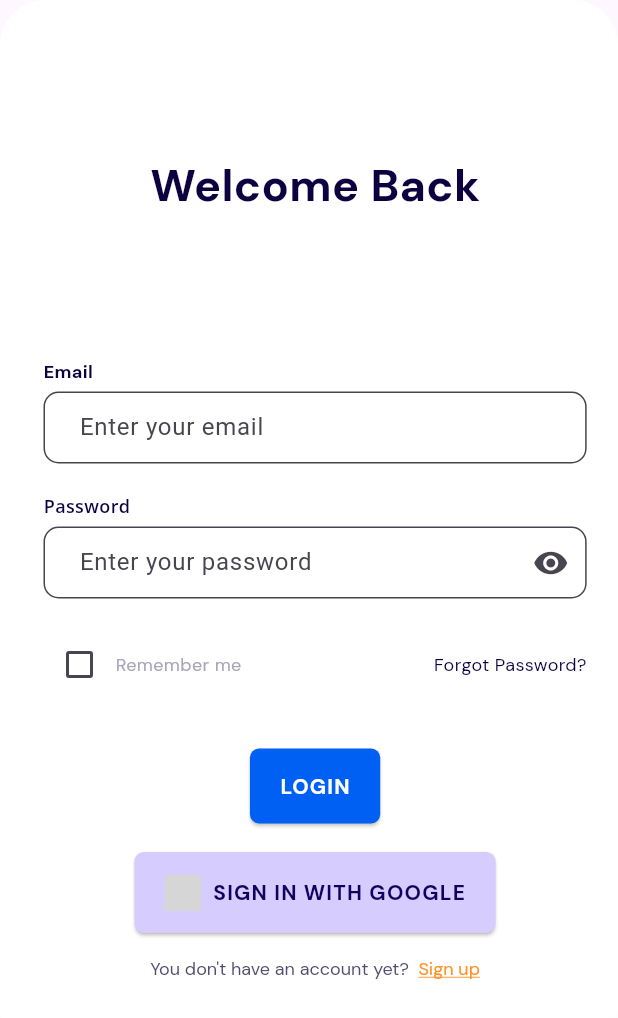
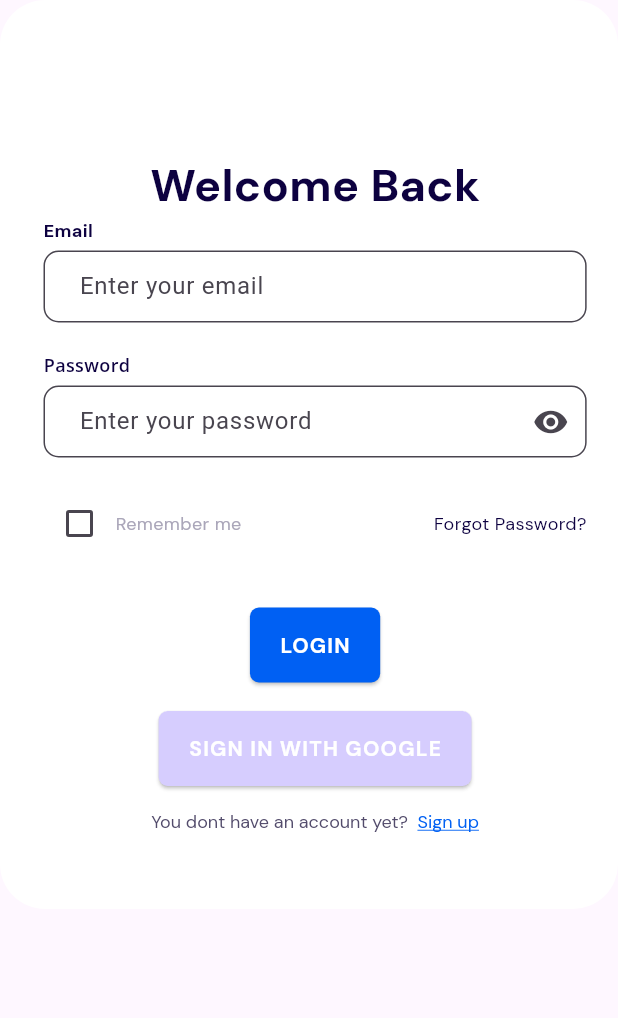
Before and after one commit to Hermankate/group7zrepo, a Flutter app: the SignInPage screen opened directly, on a phone screen of 412 x 824 dp. Shown: the top 1018 px of the screen. Run offline on Flutter 3.47's test engine with Material 3 defaults, Android fonts, the phone set to English and light mode, and no system bars; our stand-ins replace cloud_firestore, firebase_auth, firebase_core, firebase_messaging, flutter_svg, font_awesome_flutter and 3 more; missing offline and left inert: .dart, googleapis; accounts and stored records are empty; project files that could hold a hidden picture were left out; key blocks and very long unbroken strings in the code were emptied for the run; grey boxes are pictures that could not be loaded.

Commit message:
working on ux

```diff
--- a/lib/pages/auth/forgot_password.dart
+++ b/lib/pages/auth/forgot_password.dart
@@ -1,3 +1,4 @@
+import 'package:cjb/pages/auth/sign_in_page.dart';
 import 'package:flutter/material.dart';
 import 'dart:ui';
 import 'package:flutter_svg/flutter_svg.dart';
@@ -137,7 +138,11 @@ class _ForgotPasswordState extends State<ForgotPassword> {
                 child: TextButton(
                   onPressed: () {
                     // Navigate back to login
-                    Navigator.pop(context);
+                    Navigator.push(
+                        context,
+                        MaterialPageRoute(
+                          builder: (context) => SignInPage(),
+                        ));
                   },
                   style: TextButton.styleFrom(
                     padding: EdgeInsets.symmetric(vertical: 17),
--- a/lib/pages/auth/sign_in_page.dart
+++ b/lib/pages/auth/sign_in_page.dart
@@ -427,6 +427,10 @@ class _SignInPageState extends State<SignInPage> {
             child: Column(
               crossAxisAlignment: CrossAxisAlignment.center,
               children: [
+                // Container(
+                //     width: 200,
+                //     height: 200,
+                //     child: Image.asset('assets/logo_icon.png')),
                 Text(
                   'Welcome Back',
                   style: GoogleFonts.dmSans(
@@ -435,18 +439,6 @@ class _SignInPageState extends State<SignInPage> {
                     color: Color(0xFF0D0140),
                   ),
                 ),
-                SizedBox(height: 11),
-                Text(
-                  '',
-                  textAlign: TextAlign.center,
-                  style: GoogleFonts.dmSans(
-                    fontWeight: FontWeight.w400,
-                    fontSize: 12,
-                    height: 1.6,
-                    color: Color(0xFF524B6B),
-                  ),
-                ),
-                SizedBox(height: 64),
                 Align(
                   alignment: Alignment.topLeft,
                   child: Text(
@@ -575,17 +567,17 @@ class _SignInPageState extends State<SignInPage> {
                     ),
                     padding: EdgeInsets.symmetric(vertical: 15, horizontal: 20),
                   ),
-                  icon: Image.asset(
-                    'assets/images/google_1.png',
-                    width: 24,
-                    height: 24,
-                  ),
+                  // icon: Image.asset(
+                  //   'assets/images/google_1.png',
+                  //   width: 24,
+                  //   height: 24,
+                  // ),
                   label: Text(
                     'SIGN IN WITH GOOGLE',
                     style: GoogleFonts.dmSans(
                       fontWeight: FontWeight.w700,
                       fontSize: 14,
-                      color: Color(0xFF130160),
+                      color: Colors.white,
                       letterSpacing: 0.8,
                     ),
                   ),
@@ -600,7 +592,7 @@ class _SignInPageState extends State<SignInPage> {
                     ),
                     children: [
                       TextSpan(
-                        text: 'You don\'t have an account yet?  ',
+                        text: 'You dont have an account yet?  ',
                         style: GoogleFonts.dmSans(
                           fontWeight: FontWeight.w400,
                           fontSize: 12,
@@ -614,8 +606,8 @@ class _SignInPageState extends State<SignInPage> {
                           fontSize: 12,
                           decoration: TextDecoration.underline,
                           height: 1.3,
-                          color: Color(0xFFFF9228),
-                          decorationColor: Color(0xFFFF9228),
+                          color: Color.fromRGBO(0, 96, 243, 1),
+                          decorationColor: Color.fromRGBO(0, 96, 243, 1),
                         ),
                         recognizer: TapGestureRecognizer()
                           ..onTap = () {
--- a/pubspec.yaml
+++ b/pubspec.yaml
@@ -35,6 +35,7 @@ flutter:
   uses-material-design: true
   assets:
     - assets/logo.jpg
+    - assets/logo_icon.png
     - assets/bg_image_1.jpeg
     - assets/bg_image_2.png
     - assets/bg_image_3.jpeg
```
Also changed, not shown: assets/logo_icon.png (added), assets/post_image_4.jpg (deleted).
